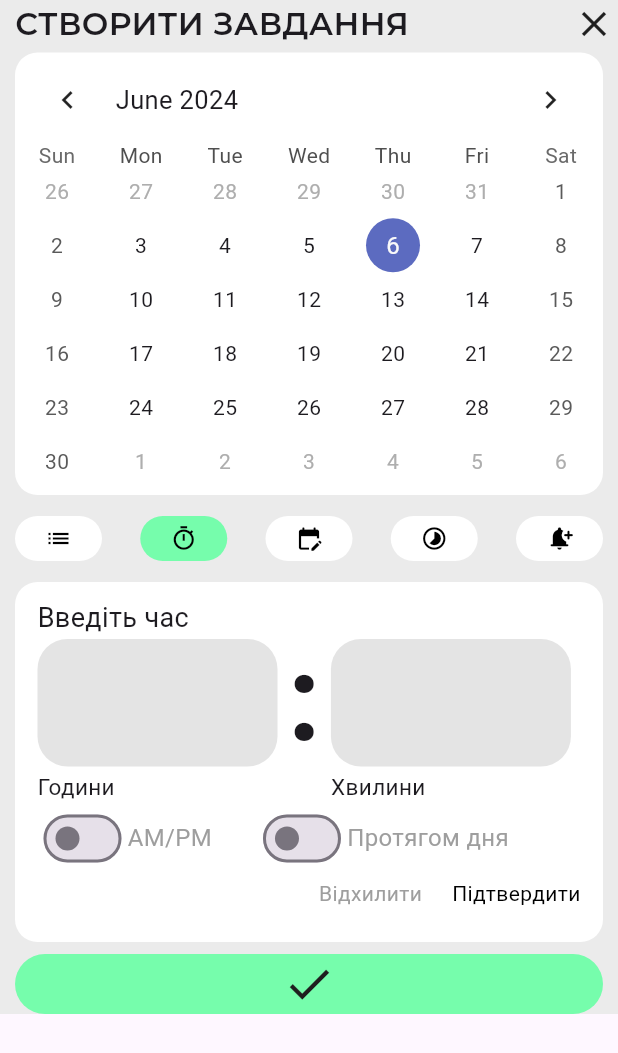
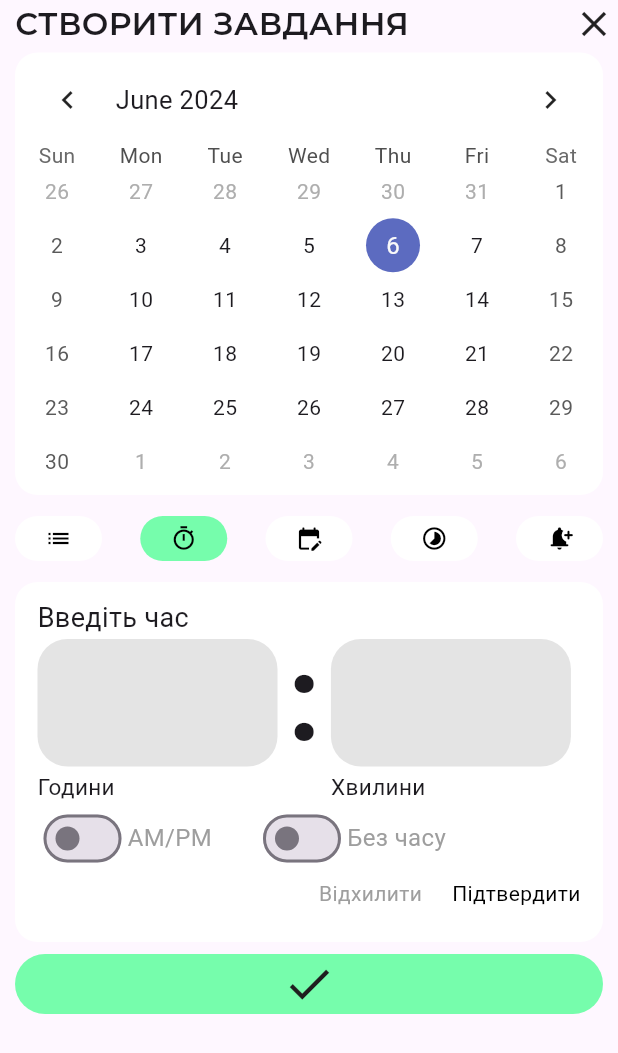
Before and after one commit to Alexrospersonal/flutter_todo_project, a Flutter app: the DateSelectorWidget widget shown alone on an empty page, opened directly, after a tap on the "timer" icon, on a phone screen of 412 x 824 dp. Shown: the top 1053 px of the screen. Run offline on Flutter 3.47's test engine with Material 3 defaults, Android fonts, the phone set to English and light mode, and no system bars; drawn by our look-alikes of table_calendar; project files that could hold a hidden picture were left out.

```diff
--- a/lib/presentation/generic_widgets/task/date_selector/date_selector_widget.dart
+++ b/lib/presentation/generic_widgets/task/date_selector/date_selector_widget.dart
@@ -1,5 +1,6 @@
 import 'package:flutter/cupertino.dart';
 import 'package:flutter/material.dart';
+import 'package:flutter/services.dart';
 import 'package:flutter/widgets.dart';
 import 'package:flutter_todo_project/presentation/generic_widgets/dialog/dialog_done_button.dart';
 import 'package:flutter_todo_project/presentation/generic_widgets/task/task_form.dart';
@@ -15,13 +16,7 @@ class DateSelectorWidget extends StatefulWidget {
 class _DateSelectorWidgetState extends State<DateSelectorWidget> {
   int _selectedIndex = 0;
 
-  final List<Widget> dateElements = const [
-    Placeholder(),
-    TimePickerWidget(),
-    Placeholder(),
-    Placeholder(),
-    Placeholder()
-  ];
+
 
   void _onItemTapped(int index) {
     setState(() {
@@ -29,13 +24,29 @@ class _DateSelectorWidgetState extends State<DateSelectorWidget> {
     });
   }
 
+  void backToMain() {
+    setState(() {
+      _selectedIndex = 0;
+    });
+  }
+
+
   @override
   Widget build(BuildContext context) {
+
+    final List<Widget> dateElements = [
+      const Placeholder(),
+      TimePickerWidget(backToMain: backToMain),
+      const Placeholder(),
+      const Placeholder(),
+      const Placeholder()
+    ];
+
     return GestureDetector(
       onTap: () => FocusScope.of(context).unfocus(),
       child: Dialog.fullscreen(
         // shape: RoundedRectangleBorder(borderRadius: BorderRadius.circular(34)),
-        backgroundColor: const Color.fromARGB(255, 235, 235, 235),
+        backgroundColor: Colors.transparent,
         // shadowColor: Colors.black,
         // insetPadding: const EdgeInsets.symmetric(horizontal: 15, vertical: 10),
         child: SingleChildScrollView(
@@ -122,7 +133,13 @@ class _DateSelectorWidgetState extends State<DateSelectorWidget> {
 }
 
 class TimePickerWidget extends StatefulWidget {
-  const TimePickerWidget({super.key});
+
+  final Function backToMain;
+
+  const TimePickerWidget({
+    super.key,
+    required this.backToMain
+  });
 
   @override
   State<TimePickerWidget> createState() => _TimePickerWidgetState();
@@ -131,6 +148,10 @@ class TimePickerWidget extends StatefulWidget {
 class _TimePickerWidgetState extends State<TimePickerWidget> {
   bool fromAllDay = false;
   bool twelveHourFormat = false;
+  int hourFormat = 24;
+  TextEditingController hoursController = TextEditingController();
+  TextEditingController minutesController = TextEditingController();
+
 
   @override
   Widget build(BuildContext context) {
@@ -156,19 +177,19 @@ class _TimePickerWidgetState extends State<TimePickerWidget> {
           mainAxisAlignment: MainAxisAlignment.spaceBetween,
           children: [
             // Hours
-            const Flexible(
+            Flexible(
               flex: 3,
-              child: NumberInput(name: "Години")
+              child: NumberInput(name: "Години", maxValue: hourFormat,controller: hoursController,enabled: !fromAllDay,)
             ),
             const Flexible(
               flex: 0,
               child: DoubleDotTimeDivider()
               ),
-            const Flexible(
+            Flexible(
               flex: 3,
-              child: NumberInput(name: "Хвилини")
+              child: NumberInput(name: "Хвилини", maxValue: 60,controller: minutesController,enabled: !fromAllDay)
             ),
-            twelveHourFormat ? Flexible(
+            twelveHourFormat ? const Flexible(
               flex: 2,
               child: AmPmToggleContainer(),
             ) : const SizedBox.shrink()
@@ -183,7 +204,11 @@ class _TimePickerWidgetState extends State<TimePickerWidget> {
               activeTrackColor: const Color.fromARGB(255, 231, 231, 231),
               value: twelveHourFormat,
               onChanged:(value) => setState(() {
+                hourFormat = hourFormat == 24 ? 13: 24;
+                if (fromAllDay == false) {
                   twelveHourFormat = !twelveHourFormat;
+                }
+                hoursController.clear();
               }),
             ),
             Text(
@@ -202,10 +227,15 @@ class _TimePickerWidgetState extends State<TimePickerWidget> {
               value: fromAllDay,
               onChanged:(value) => setState(() {
                 fromAllDay = !fromAllDay;
+                if (fromAllDay) {
+                  hoursController.clear();
+                  minutesController.clear();
+                  twelveHourFormat = false;
+                }
               }),
             ),
             Text(
-              "Протягом дня",
+              "Без часу",
               style: TextStyle(
                 fontSize: 16,
                 height: 1,
@@ -215,14 +245,14 @@ class _TimePickerWidgetState extends State<TimePickerWidget> {
           ],
         ),
         // Row with cancel and comfirm buttons
-        const Row(
+        Row(
           mainAxisSize: MainAxisSize.max,
           crossAxisAlignment: CrossAxisAlignment.start,
           mainAxisAlignment: MainAxisAlignment.end,
           children: [
-            TextButtonWidget(buttonName: "Відхилити", buttonColor: Colors.grey),
-            SizedBox(width: 20),
-            TextButtonWidget(buttonName: "Підтвердити", buttonColor: Colors.black),
+            TextButtonWidget(buttonName: "Відхилити", buttonColor: Colors.grey, backToMain: widget.backToMain),
+            const SizedBox(width: 20),
+            TextButtonWidget(buttonName: "Підтвердити", buttonColor: Colors.black, backToMain: widget.backToMain),
           ],
         )
       ],
@@ -246,7 +276,13 @@ class _AmPmToggleContainerState extends State<AmPmToggleContainer> {
   Widget build(BuildContext context) {
     return ToggleButtons(
       direction: Axis.vertical,
+      fillColor: const Color.fromRGBO(118, 253, 172, 1),
       selectedBorderColor: const Color.fromRGBO(118, 253, 172, 1),
+      selectedColor: Colors.white,
+      borderRadius: BorderRadius.circular(15),
+      constraints: const BoxConstraints(
+        maxHeight: 43
+      ),
       isSelected: isSelected,
       onPressed: (index) {
         setState(() {
@@ -256,29 +292,21 @@ class _AmPmToggleContainerState extends State<AmPmToggleContainer> {
         });
       },
       children: const [
-        SizedBox(
-          width: 60,
-          height: 20,
-          child: Center(
+        Center(
           child: Text(
             "AM",
             style: TextStyle(
-                fontSize: 20
+              fontSize: 18
             ),
             )
         ),
-        ),
-        SizedBox(
-          width: 60,
-          height: 20,
-          child: Center(
+        Center(
           child: Text(
             "PM",
             style: TextStyle(
-                fontSize: 20
+              fontSize: 18
             ),
           )
-          ),
         ),
       ],
     );
@@ -305,19 +333,27 @@ class DoubleDotTimeDivider extends StatelessWidget {
 
 class NumberInput extends StatefulWidget {
   final String name;
+  final int maxValue;
+  final TextEditingController controller;
+  final bool enabled;
 
-  const NumberInput({super.key, required this.name});
+  const NumberInput({
+    super.key,
+    required this.name,
+    required this.maxValue,
+    required this.controller,
+    required this.enabled
+  });
 
   @override
   State<NumberInput> createState() => _NumberInputState();
 }
 
 class _NumberInputState extends State<NumberInput> {
-  TextEditingController controller = TextEditingController();
 
   @override
   void dispose() {
-    controller.dispose();
+    widget.controller.dispose();
     super.dispose();
   }
 
@@ -339,11 +375,25 @@ class _NumberInputState extends State<NumberInput> {
             borderRadius: BorderRadius.circular(20)
           ),
           child: TextField(
-            controller: controller,
+            controller: widget.controller,
             keyboardType: TextInputType.number,
+            enabled: widget.enabled,
             maxLength: 2,
             textAlign: TextAlign.center,
             textAlignVertical: TextAlignVertical.center,
+            inputFormatters: [
+              FilteringTextInputFormatter.digitsOnly,
+              TextInputFormatter.withFunction((oldValue, newValue) {
+                final enteredNumber = int.tryParse(newValue.text);
+                if (enteredNumber != null && enteredNumber >= widget.maxValue) {
+                  return const TextEditingValue(text: '00', selection: TextSelection.collapsed(offset: 2));
+                }
+                return newValue;
+              }),
+            ],
+            cursorHeight: 60,
+            cursorWidth: 2,
+            cursorColor: const Color.fromRGBO(118, 253, 172, 1),
             decoration: const InputDecoration(
               border: InputBorder.none,
               label: null,
@@ -372,18 +422,20 @@ class _NumberInputState extends State<NumberInput> {
 class TextButtonWidget extends StatelessWidget {
   final String buttonName;
   final Color buttonColor;
+  final Function backToMain;
 
   const TextButtonWidget({
     super.key,
     required this.buttonName,
-    required this.buttonColor
+    required this.buttonColor,
+    required this.backToMain
     });
 
   @override
   Widget build(BuildContext context) {
     return GestureDetector(
       onTap: () {
-        print("---Tapped");
+        backToMain();
       },
       child: Container(
         height: 25,
```
Lines whose indentation alone changed are shown as unchanged.
